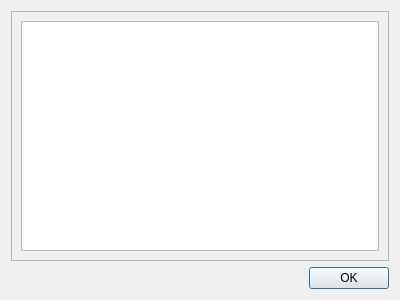
First picture: the form in wordlistdialog.ui, repository easai/ViFlash, before the edit.
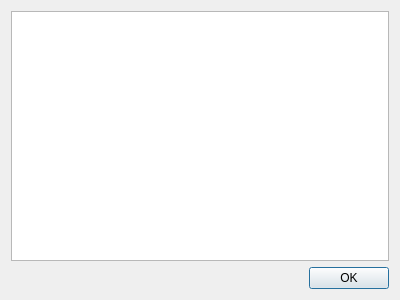
Second picture: the form after the edit.

Commit message: Replace List with Table.

```diff
--- a/wordlistdialog.ui
+++ b/wordlistdialog.ui
@@ -15,25 +15,19 @@
   </property>
   <layout class="QVBoxLayout" name="verticalLayout">
    <item>
-    <widget class="QScrollArea" name="scrollArea">
-     <property name="widgetResizable">
+    <widget class="QTableWidget" name="tableWidget">
+     <property name="enabled">
       <bool>true</bool>
      </property>
-     <widget class="QWidget" name="scrollAreaWidgetContents">
-      <property name="geometry">
-       <rect>
-        <x>0</x>
-        <y>0</y>
-        <width>380</width>
-        <height>250</height>
-       </rect>
-      </property>
-      <layout class="QHBoxLayout" name="horizontalLayout">
-       <item>
-        <widget class="QListWidget" name="listWidget"/>
-       </item>
-      </layout>
-     </widget>
+     <property name="autoFillBackground">
+      <bool>true</bool>
+     </property>
+     <property name="gridStyle">
+      <enum>Qt::DotLine</enum>
+     </property>
+     <attribute name="verticalHeaderHighlightSections">
+      <bool>false</bool>
+     </attribute>
     </widget>
    </item>
    <item>
```
The commit also changes 1 other file.
